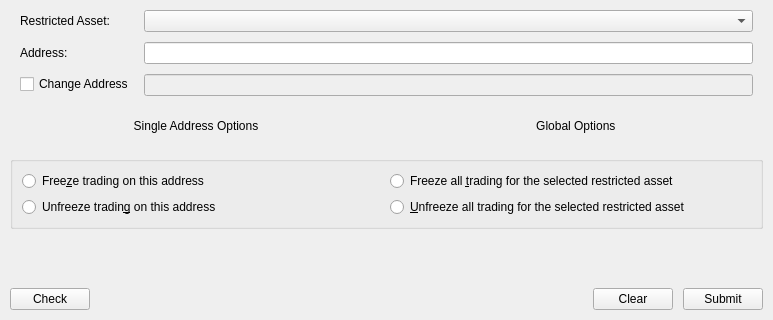
First picture: the form in src/qt/forms/restrictedfreezeaddress.ui, repository RavenProject/Ravencoin, before the edit.
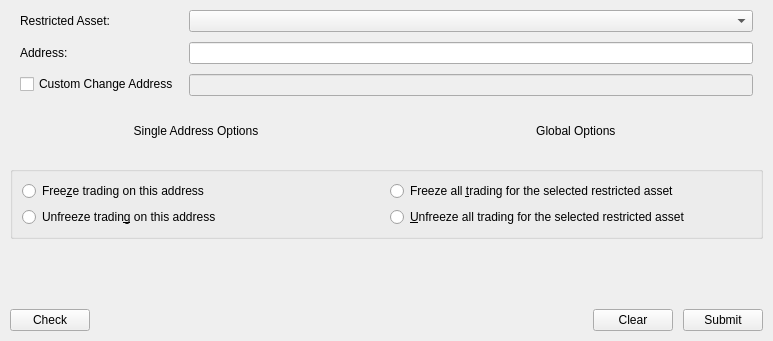
Second picture: the form after the edit. Custom widgets are drawn as their Qt base class.

```diff
--- a/src/qt/forms/restrictedfreezeaddress.ui
+++ b/src/qt/forms/restrictedfreezeaddress.ui
@@ -7,7 +7,7 @@
     <x>0</x>
     <y>0</y>
     <width>773</width>
-    <height>320</height>
+    <height>341</height>
    </rect>
   </property>
   <property name="windowTitle">
@@ -67,7 +67,7 @@
      <item row="4" column="0">
       <widget class="QCheckBox" name="checkBoxChangeAddress">
        <property name="text">
-        <string>Change Address</string>
+        <string>Custom Change Address</string>
        </property>
       </widget>
      </item>
```
